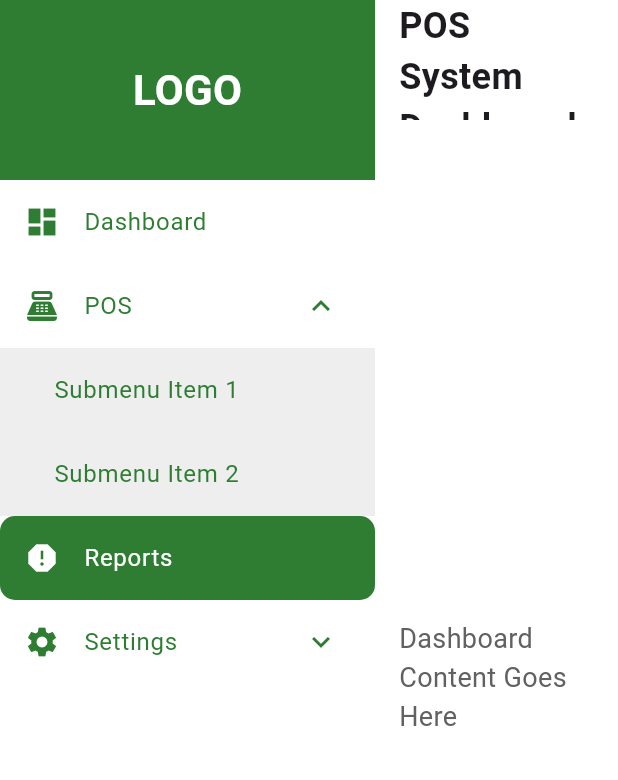
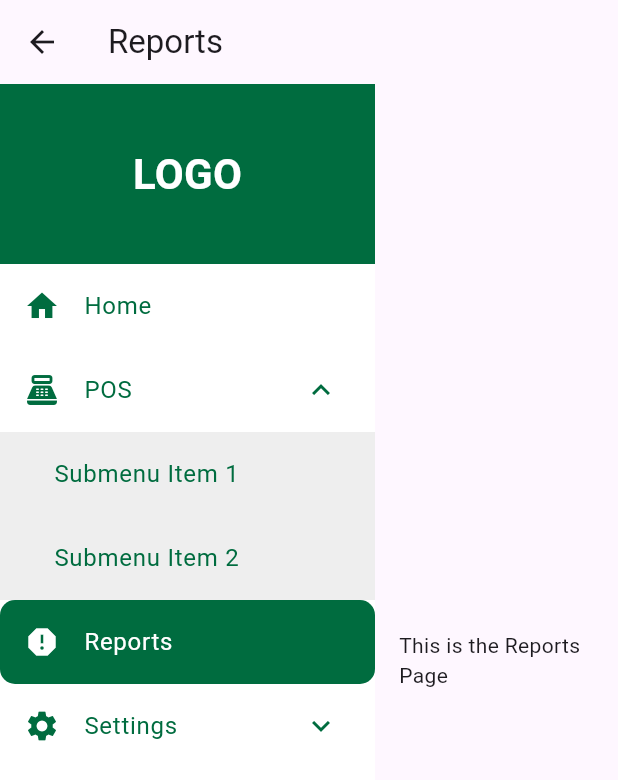
Before and after one commit to fhrabbi555/adonixpossystem, a Flutter app: the WebHomeScreen screen opened directly, after a tap on "POS", after a tap on "Reports", on a phone screen of 412 x 824 dp. Shown: the top 780 px of the screen. Run offline on Flutter 3.47's test engine with Material 3 defaults, Android fonts, the phone set to English and light mode, and no system bars; our stand-ins replace get; generated files the repository leaves out were written again.

Commit message:
fix the issue for side menue

```diff
--- a/lib/main.dart
+++ b/lib/main.dart
@@ -1,9 +1,11 @@
+import 'package:adonixpossystem/routes.dart';
 import 'package:flutter/material.dart';
 import 'package:flutter_localizations/flutter_localizations.dart';
 import 'package:get/get.dart';
 import 'package:adonixpossystem/responsive_layout.dart';
+import 'package:adonixpossystem/views/home/mobile_home_screen.dart';
+import 'package:adonixpossystem/views/home/web_home_screen.dart';
 import 'package:flutter_gen/gen_l10n/app_localizations.dart'; // Adjust import based on your setup
-import 'routes.dart'; // Import the routes file
 
 void main() {
   runApp(const MyApp());
@@ -33,7 +35,7 @@ class MyApp extends StatelessWidget {
       ],
       locale: const Locale('en', ''), // Set default locale here
       initialRoute: AppRoutes.home, // Set the initial route to home
-      getPages: AppRoutes.routes, // Use the routes defined in AppRoutes
+      getPages: AppRoutes.routes, // Include the route configuration
     );
   }
 }
--- a/lib/routes.dart
+++ b/lib/routes.dart
@@ -1,18 +1,24 @@
 import 'package:adonixpossystem/responsive_layout.dart';
+import 'package:adonixpossystem/views/home/mobile_home_screen.dart';
+import 'package:adonixpossystem/views/home/web_home_screen.dart';
+import 'package:adonixpossystem/views/report.dart';
 import 'package:get/get.dart';
-import 'package:adonixpossystem/views/home/mobile_home_screen.dart';
-import 'package:adonixpossystem/views/home/web_home_screen.dart'; // Ensure you have this screen in place
 
 class AppRoutes {
-  // Define the home route
   static const String home = '/';
+  static const String reports = '/reports';
 
-  // GetPages with named routes and corresponding screens
   static final routes = [
     GetPage(
-        name: home,
-        page: () => ResponsiveLayout(
-            mobileScreen: MobileHomeScreen(), webScreen: WebHomeScreen())),
-    // Add more routes if necessary
+      name: home,
+      page: () => ResponsiveLayout(
+        mobileScreen: MobileHomeScreen(),
+        webScreen: WebHomeScreen(),
+      ),
+    ),
+    GetPage(
+      name: reports,
+      page: () => Report(), // Replace with your actual ReportScreen widget
+    ),
   ];
 }
--- /dev/null
+++ b/lib/utility /app_color.dart
@@ -0,0 +1,17 @@
+// lib/theme/app_theme.dart
+
+import 'package:flutter/material.dart';
+
+class AppColors {
+  // Saudi Arabian flag green color
+  static const Color primaryGreen =
+      Color(0xFF006C3F); // Saudi Arabian Flag Green
+  static const Color secondaryGreen = Color(0xFF32CD32); // Light green color
+  static const Color primaryTextColor = Colors.black;
+  static const Color secondaryTextColor = Colors.white;
+  static const Color backgroundColor = Colors.white;
+  static const Color selectedItemColor =
+      Colors.white; // Color for selected items
+  static const Color unselectedItemColor =
+      primaryGreen; // Color for unselected items
+}
--- /dev/null
+++ b/lib/views/report.dart
@@ -0,0 +1,26 @@
+import 'package:flutter/material.dart';
+import 'package:adonixpossystem/widgets/menu_widget.dart'; // Import the MenuWidget
+
+class Report extends StatelessWidget {
+  @override
+  Widget build(BuildContext context) {
+    return Scaffold(
+      appBar: AppBar(title: Text('Reports')),
+      body: Row(
+        children: [
+          // Side menu
+          MenuWidget(),
+          // Main content area
+          Expanded(
+            child: Padding(
+              padding: const EdgeInsets.all(16.0),
+              child: Center(
+                child: Text('This is the Reports Page'),
+              ),
+            ),
+          ),
+        ],
+      ),
+    );
+  }
+}
--- a/lib/widgets/menu_widget.dart
+++ b/lib/widgets/menu_widget.dart
@@ -2,19 +2,17 @@ import 'package:adonixpossystem/controllers/menu_controller.dart';
 import 'package:flutter/cupertino.dart';
 import 'package:flutter/material.dart' as material;
 import 'package:flutter/material.dart';
-import 'package:flutter/material.dart';
-
 import 'package:get/get.dart';
+import '../routes.dart';
+import '../utility /app_color.dart';
 
 class MenuWidget extends StatelessWidget {
-  final Color primaryGreen =
-      Colors.green[800]!; // Green color for selected items
+  // Initialize the controller outside of the Obx widget
+  final MenuControllers menuController = Get.put(MenuControllers());
 
   @override
   Widget build(BuildContext context) {
     return Obx(() {
-      final MenuControllers menuController = Get.put(MenuControllers());
-
       return Container(
         width: 250,
         color: Colors.white, // White background for the menu
@@ -22,7 +20,7 @@ class MenuWidget extends StatelessWidget {
           children: [
             Container(
               height: 120,
-              color: primaryGreen,
+              color: AppColors.primaryGreen, // Use color from AppColors
               alignment: Alignment.center,
               child: const Text(
                 "LOGO",
@@ -36,12 +34,14 @@ class MenuWidget extends StatelessWidget {
             Expanded(
               child: ListView(
                 children: [
-                  _buildMenuItem(material.Icons.dashboard, "Dashboard", 0,
-                      menuController, '/dashboard'),
+                  // Updated route for the Home screen instead of Dashboard
+                  _buildMenuItem(
+                      material.Icons.home, "Home", 0, menuController, '/home'),
                   _buildMenuWithSubmenu(material.Icons.point_of_sale, "POS", 1,
                       menuController, '/pos'),
                   _buildMenuItem(material.Icons.report, "Reports", 2,
-                      menuController, '/reports'),
+                      menuController, AppRoutes.reports),
+
                   _buildMenuWithSubmenu(material.Icons.settings, "Settings", 3,
                       menuController, '/settings'),
                   // Add more menu items as needed
@@ -69,7 +69,9 @@ class MenuWidget extends StatelessWidget {
         borderRadius: BorderRadius.circular(10), // Button radius of 10
         child: Container(
           decoration: BoxDecoration(
-            color: isSelected ? primaryGreen : Colors.transparent,
+            color: isSelected
+                ? AppColors.primaryGreen
+                : Colors.transparent, // Use color from AppColors
             borderRadius:
                 BorderRadius.circular(10), // Increased radius for selected item
           ),
@@ -78,14 +80,16 @@ class MenuWidget extends StatelessWidget {
               icon,
               color: isSelected
                   ? Colors.white
-                  : primaryGreen, // White when selected, green when not
+                  : AppColors
+                      .primaryGreen, // White when selected, green when not
             ),
             title: Text(
               title,
               style: TextStyle(
                 color: isSelected
                     ? Colors.white
-                    : primaryGreen, // White when selected, green when not
+                    : AppColors
+                        .primaryGreen, // White when selected, green when not
               ),
             ),
           ),
@@ -112,7 +116,9 @@ class MenuWidget extends StatelessWidget {
             BorderRadius.circular(10), // Increased radius for selected item
         child: Container(
           decoration: BoxDecoration(
-            color: isSelected ? primaryGreen : Colors.transparent,
+            color: isSelected
+                ? AppColors.primaryGreen
+                : Colors.transparent, // Use color from AppColors
             borderRadius:
                 BorderRadius.circular(10), // Increased radius for selected item
           ),
@@ -123,21 +129,23 @@ class MenuWidget extends StatelessWidget {
                   icon,
                   color: isSelected
                       ? Colors.white
-                      : primaryGreen, // White when selected, green when not
+                      : AppColors
+                          .primaryGreen, // White when selected, green when not
                 ),
                 title: Text(
                   title,
                   style: TextStyle(
                     color: isSelected
                         ? Colors.white
-                        : primaryGreen, // White when selected, green when not
+                        : AppColors
+                            .primaryGreen, // White when selected, green when not
                   ),
                 ),
                 trailing: Icon(
                   isExpanded
                       ? Icons.expand_less // Show collapse icon when expanded
                       : Icons.expand_more, // Show expand icon when collapsed
-                  color: isSelected ? Colors.white : primaryGreen,
+                  color: isSelected ? Colors.white : AppColors.primaryGreen,
                 ),
               ),
               if (isExpanded)
@@ -182,7 +190,9 @@ class MenuWidget extends StatelessWidget {
         borderRadius: BorderRadius.circular(10), // Button radius of 10
         child: Container(
           decoration: BoxDecoration(
-            color: isSubmenuSelected ? primaryGreen : Colors.transparent,
+            color: isSubmenuSelected
+                ? AppColors.primaryGreen
+                : Colors.transparent, // Use color from AppColors
             borderRadius: BorderRadius.circular(
                 10), // Increased radius for selected submenu
           ),
@@ -192,7 +202,8 @@ class MenuWidget extends StatelessWidget {
               style: TextStyle(
                 color: isSubmenuSelected
                     ? Colors.white
-                    : primaryGreen, // White when selected, green when not
+                    : AppColors
+                        .primaryGreen, // White when selected, green when not
               ),
             ),
           ),
```
